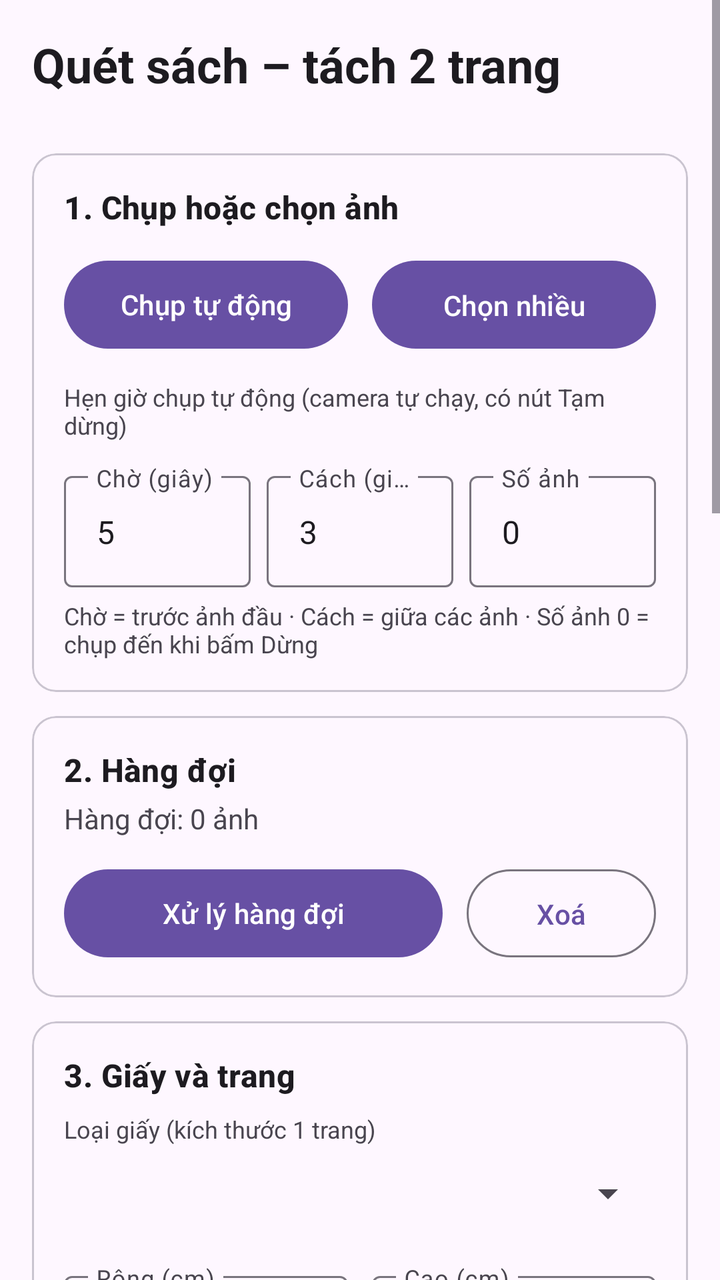
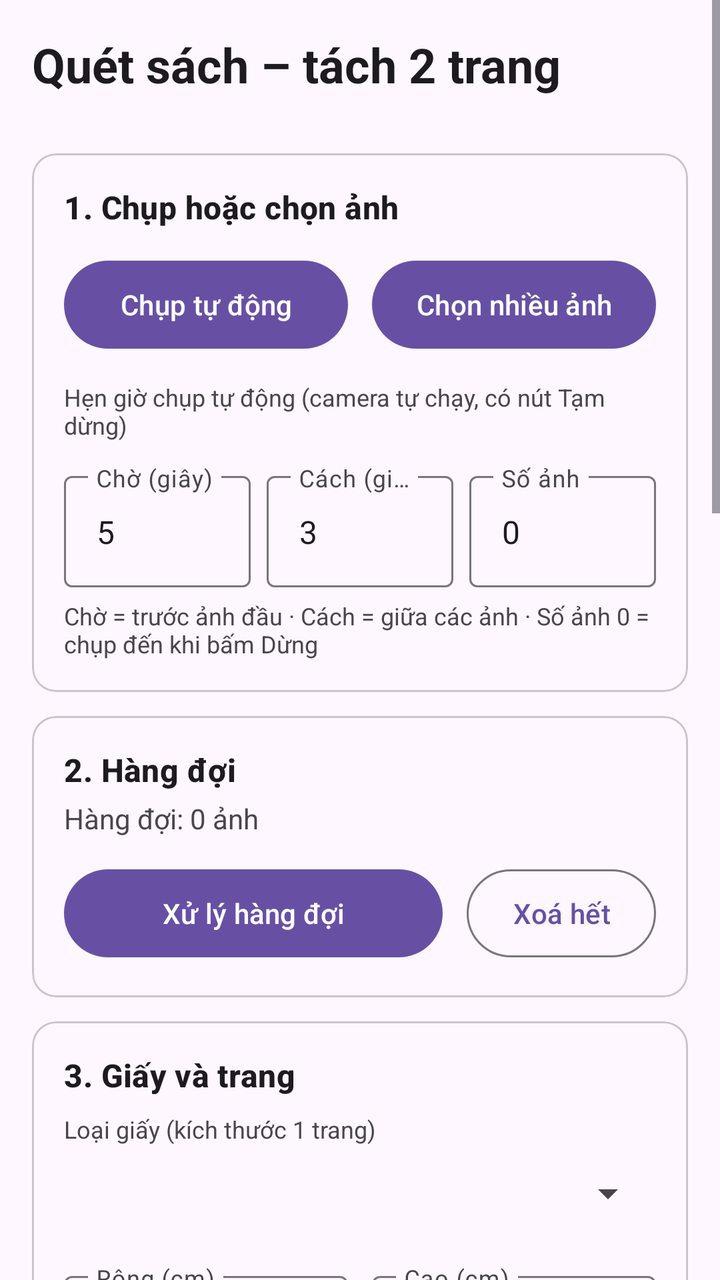

Screens rendered from an Android XML layout before and after an edit, with the pre-edit source and the edit as a unified diff.
<!-- AndroidManifest.xml: application theme Theme.BookScan -->
<!-- res/layout/activity_main.xml -->
<?xml version="1.0" encoding="utf-8"?>
<ScrollView xmlns:android="http://schemas.android.com/apk/res/android"
    android:layout_width="match_parent"
    android:layout_height="match_parent"
    android:fillViewport="true">

    <LinearLayout
        android:layout_width="match_parent"
        android:layout_height="wrap_content"
        android:orientation="vertical"
        android:padding="16dp">

        <TextView
            android:layout_width="match_parent"
            android:layout_height="wrap_content"
            android:text="Quét sách – tách 2 trang"
            android:textAppearance="?attr/textAppearanceHeadlineSmall"
            android:textStyle="bold" />

        <TextView
            android:id="@+id/tvVersion"
            android:layout_width="match_parent"
            android:layout_height="wrap_content"
            android:textColor="?attr/colorOnSurfaceVariant"
            android:textSize="12sp" />

        <com.google.android.material.card.MaterialCardView
            style="@style/Widget.Material3.CardView.Outlined"
            android:layout_width="match_parent"
            android:layout_height="wrap_content"
            android:layout_marginTop="12dp">

            <LinearLayout
                android:layout_width="match_parent"
                android:layout_height="wrap_content"
                android:orientation="vertical"
                android:padding="16dp">

                <TextView
                    android:layout_width="match_parent"
                    android:layout_height="wrap_content"
                    android:text="1. Chụp hoặc chọn ảnh"
                    android:textAppearance="?attr/textAppearanceTitleMedium"
                    android:textStyle="bold" />

            <LinearLayout
                android:layout_width="match_parent"
                android:layout_height="wrap_content"
                android:layout_marginTop="12dp"
                android:baselineAligned="false"
                android:orientation="horizontal">
                <Button
                    android:id="@+id/btnCamera"
                    style="@style/Widget.Material3.Button"
                    android:layout_width="0dp"
                    android:layout_height="52dp"
                    android:layout_weight="1"
                    android:layout_marginStart="0dp"
                    android:layout_marginEnd="6dp"
                    android:maxLines="1"
                    android:text="Chụp tự động"
                    android:textSize="14sp" />
                <Button
                    android:id="@+id/btnPick"
                    style="@style/Widget.Material3.Button"
                    android:layout_width="0dp"
                    android:layout_height="52dp"
                    android:layout_weight="1"
                    android:layout_marginStart="6dp"
                    android:layout_marginEnd="0dp"
                    android:maxLines="1"
                    android:text="Chọn nhiều ảnh"
                    android:textSize="14sp" />
            </LinearLayout>
            <TextView
                android:layout_width="match_parent"
                android:layout_height="wrap_content"
                android:layout_marginTop="12dp"
                android:text="Hẹn giờ chụp tự động (camera tự chạy, có nút Tạm dừng)"
                android:textColor="?attr/colorOnSurfaceVariant"
                android:textSize="12sp" />
            <LinearLayout
                android:layout_width="match_parent"
                android:layout_height="wrap_content"
                android:layout_marginTop="12dp"
                android:baselineAligned="false"
                android:orientation="horizontal">
                <com.google.android.material.textfield.TextInputLayout
                    style="@style/Widget.Material3.TextInputLayout.OutlinedBox"
                    android:layout_width="0dp"
                    android:layout_height="wrap_content"
                    android:layout_weight="1"
                    android:layout_marginStart="0dp"
                    android:layout_marginEnd="4dp"
                    android:hint="Chờ (giây)">

                    <com.google.android.material.textfield.TextInputEditText
                        android:id="@+id/etDelay"
                        android:layout_width="match_parent"
                        android:layout_height="wrap_content"
                        android:imeOptions="actionDone"
                        android:inputType="numberDecimal"
                        android:maxLines="1"
                        android:text="5" />
                </com.google.android.material.textfield.TextInputLayout>
                <com.google.android.material.textfield.TextInputLayout
                    style="@style/Widget.Material3.TextInputLayout.OutlinedBox"
                    android:layout_width="0dp"
                    android:layout_height="wrap_content"
                    android:layout_weight="1"
                    android:layout_marginStart="4dp"
                    android:layout_marginEnd="4dp"
                    android:hint="Cách (giây)">

                    <com.google.android.material.textfield.TextInputEditText
                        android:id="@+id/etInterval"
                        android:layout_width="match_parent"
                        android:layout_height="wrap_content"
                        android:imeOptions="actionDone"
                        android:inputType="numberDecimal"
                        android:maxLines="1"
                        android:text="3" />
                </com.google.android.material.textfield.TextInputLayout>
                <com.google.android.material.textfield.TextInputLayout
                    style="@style/Widget.Material3.TextInputLayout.OutlinedBox"
                    android:layout_width="0dp"
                    android:layout_height="wrap_content"
                    android:layout_weight="1"
                    android:layout_marginStart="4dp"
                    android:layout_marginEnd="0dp"
                    android:hint="Số ảnh">

                    <com.google.android.material.textfield.TextInputEditText
                        android:id="@+id/etCount"
                        android:layout_width="match_parent"
                        android:layout_height="wrap_content"
                        android:imeOptions="actionDone"
                        android:inputType="number"
                        android:maxLines="1"
                        android:text="0" />
                </com.google.android.material.textfield.TextInputLayout>
            </LinearLayout>
            <TextView
                android:layout_width="match_parent"
                android:layout_height="wrap_content"
                android:layout_marginTop="6dp"
                android:text="Chờ = trước ảnh đầu · Cách = giữa các ảnh · Số ảnh 0 = chụp đến khi bấm Dừng"
                android:textColor="?attr/colorOnSurfaceVariant"
                android:textSize="12sp" />
            </LinearLayout>
        </com.google.android.material.card.MaterialCardView>
        <com.google.android.material.card.MaterialCardView
            style="@style/Widget.Material3.CardView.Outlined"
            android:layout_width="match_parent"
            android:layout_height="wrap_content"
            android:layout_marginTop="12dp">

            <LinearLayout
                android:layout_width="match_parent"
                android:layout_height="wrap_content"
                android:orientation="vertical"
                android:padding="16dp">

                <TextView
                    android:layout_width="match_parent"
                    android:layout_height="wrap_content"
                    android:text="2. Hàng đợi"
                    android:textAppearance="?attr/textAppearanceTitleMedium"
                    android:textStyle="bold" />

            <TextView
                android:id="@+id/tvQueue"
                android:layout_width="match_parent"
                android:layout_height="wrap_content"
                android:layout_marginTop="4dp"
                android:text="Hàng đợi: 0 ảnh" />
            <LinearLayout
                android:layout_width="match_parent"
                android:layout_height="wrap_content"
                android:layout_marginTop="12dp"
                android:baselineAligned="false"
                android:orientation="horizontal">
                <Button
                    android:id="@+id/btnProcess"
                    style="@style/Widget.Material3.Button"
                    android:layout_width="0dp"
                    android:layout_height="52dp"
                    android:layout_weight="2"
                    android:layout_marginStart="0dp"
                    android:layout_marginEnd="6dp"
                    android:maxLines="1"
                    android:text="Xử lý hàng đợi"
                    android:textSize="14sp" />
                <Button
                    android:id="@+id/btnClear"
                    style="@style/Widget.Material3.Button.OutlinedButton"
                    android:layout_width="0dp"
                    android:layout_height="52dp"
                    android:layout_weight="1"
                    android:layout_marginStart="6dp"
                    android:layout_marginEnd="0dp"
                    android:maxLines="1"
                    android:text="Xoá hết"
                    android:textSize="14sp" />
            </LinearLayout>
            </LinearLayout>
        </com.google.android.material.card.MaterialCardView>
        <com.google.android.material.card.MaterialCardView
            style="@style/Widget.Material3.CardView.Outlined"
            android:layout_width="match_parent"
            android:layout_height="wrap_content"
            android:layout_marginTop="12dp">

            <LinearLayout
                android:layout_width="match_parent"
                android:layout_height="wrap_content"
                android:orientation="vertical"
                android:padding="16dp">

                <TextView
                    android:layout_width="match_parent"
                    android:layout_height="wrap_content"
                    android:text="3. Giấy và trang"
                    android:textAppearance="?attr/textAppearanceTitleMedium"
                    android:textStyle="bold" />

            <TextView
                android:layout_width="match_parent"
                android:layout_height="wrap_content"
                android:layout_marginTop="8dp"
                android:text="Loại giấy (kích thước 1 trang)"
                android:textColor="?attr/colorOnSurfaceVariant"
                android:textSize="12sp" />
            <Spinner
                android:id="@+id/spPaper"
                android:layout_width="match_parent"
                android:layout_height="48dp" />
            <LinearLayout
                android:layout_width="match_parent"
                android:layout_height="wrap_content"
                android:layout_marginTop="12dp"
                android:baselineAligned="false"
                android:orientation="horizontal">
                <com.google.android.material.textfield.TextInputLayout
                    style="@style/Widget.Material3.TextInputLayout.OutlinedBox"
                    android:layout_width="0dp"
                    android:layout_height="wrap_content"
                    android:layout_weight="1"
                    android:layout_marginStart="0dp"
                    android:layout_marginEnd="6dp"
                    android:hint="Rộng (cm)">

                    <com.google.android.material.textfield.TextInputEditText
                        android:id="@+id/etPageW"
                        android:layout_width="match_parent"
                        android:layout_height="wrap_content"
                        android:imeOptions="actionDone"
                        android:inputType="numberDecimal"
                        android:maxLines="1"
                        android:text="21" />
                </com.google.android.material.textfield.TextInputLayout>
                <com.google.android.material.textfield.TextInputLayout
                    style="@style/Widget.Material3.TextInputLayout.OutlinedBox"
                    android:layout_width="0dp"
                    android:layout_height="wrap_content"
                    android:layout_weight="1"
                    android:layout_marginStart="6dp"
                    android:layout_marginEnd="0dp"
                    android:hint="Cao (cm)">

                    <com.google.android.material.textfield.TextInputEditText
                        android:id="@+id/etPageH"
                        android:layout_width="match_parent"
                        android:layout_height="wrap_content"
                        android:imeOptions="actionDone"
                        android:inputType="numberDecimal"
                        android:maxLines="1"
                        android:text="29.7" />
                </com.google.android.material.textfield.TextInputLayout>
            </LinearLayout>
            <TextView
                android:id="@+id/tvSpread"
                android:layout_width="match_parent"
                android:layout_height="wrap_content"
                android:layout_marginTop="6dp"
                android:textColor="?attr/colorOnSurfaceVariant"
                android:textSize="12sp" />
            <TextView
                android:layout_width="match_parent"
                android:layout_height="wrap_content"
                android:layout_marginTop="12dp"
                android:text="Tách đôi trang"
                android:textColor="?attr/colorOnSurfaceVariant"
                android:textSize="12sp" />
            <Spinner
                android:id="@+id/spSplit"
                android:layout_width="match_parent"
                android:layout_height="48dp" />
            <TextView
                android:layout_width="match_parent"
                android:layout_height="wrap_content"
                android:layout_marginTop="12dp"
                android:text="Xoay ảnh trước khi xử lý (ảnh bị ngược/nghiêng)"
                android:textColor="?attr/colorOnSurfaceVariant"
                android:textSize="12sp" />
            <Spinner
                android:id="@+id/spRotate"
                android:layout_width="match_parent"
                android:layout_height="48dp" />
            <CheckBox
                android:id="@+id/cbCrop"
                android:layout_width="match_parent"
                android:layout_height="wrap_content"
                android:checked="true"
                android:text="Tự phát hiện viền sách và nắn phẳng" />
            <CheckBox
                android:id="@+id/cbCurve"
                android:layout_width="match_parent"
                android:layout_height="wrap_content"
                android:checked="true"
                android:text="Nắn cong theo mép giấy (trang cong lên/xuống)" />
            <TextView
                android:layout_width="match_parent"
                android:layout_height="wrap_content"
                android:layout_marginTop="8dp"
                android:text="Hiệu chuẩn nền / giấy / chữ" />
            <Spinner
                android:id="@+id/spCalib"
                android:layout_width="match_parent"
                android:layout_height="48dp" />
            <Button
                android:id="@+id/btnCalib"
                style="@style/Widget.Material3.Button.OutlinedButton"
                android:layout_width="match_parent"
                android:layout_height="52dp"
                android:text="Chọn ảnh mẫu &amp; vùng nền/giấy/chữ…" />
            <TextView
                android:id="@+id/tvCalib"
                android:layout_width="match_parent"
                android:layout_height="wrap_content"
                android:textSize="12sp" />
            <CheckBox
                android:id="@+id/cbDeskew"
                android:layout_width="match_parent"
                android:layout_height="wrap_content"
                android:checked="true"
                android:text="Tự chỉnh nghiêng dòng chữ" />
            </LinearLayout>
        </com.google.android.material.card.MaterialCardView>
        <com.google.android.material.card.MaterialCardView
            style="@style/Widget.Material3.CardView.Outlined"
            android:layout_width="match_parent"
            android:layout_height="wrap_content"
            android:layout_marginTop="12dp">

            <LinearLayout
                android:layout_width="match_parent"
                android:layout_height="wrap_content"
                android:orientation="vertical"
                android:padding="16dp">

                <TextView
                    android:layout_width="match_parent"
                    android:layout_height="wrap_content"
                    android:text="4. Ảnh kết quả"
                    android:textAppearance="?attr/textAppearanceTitleMedium"
                    android:textStyle="bold" />

            <TextView
                android:layout_width="match_parent"
                android:layout_height="wrap_content"
                android:layout_marginTop="8dp"
                android:text="Loại ảnh lưu"
                android:textColor="?attr/colorOnSurfaceVariant"
                android:textSize="12sp" />
            <Spinner
                android:id="@+id/spOutput"
                android:layout_width="match_parent"
                android:layout_height="48dp" />
            <LinearLayout
                android:id="@+id/inkBox"
                android:layout_width="match_parent"
                android:layout_height="wrap_content"
                android:layout_marginTop="8dp"
                android:orientation="vertical">

                <TextView
                    android:id="@+id/tvInk"
                    android:layout_width="match_parent"
                    android:layout_height="wrap_content"
                    android:text="Độ đậm đen trắng: +5%" />

                <SeekBar
                    android:id="@+id/sbInk"
                    android:layout_width="match_parent"
                    android:layout_height="wrap_content"
                    android:max="30"
                    android:progress="5" />
            </LinearLayout>
            <LinearLayout
                android:layout_width="match_parent"
                android:layout_height="wrap_content"
                android:layout_marginTop="12dp"
                android:baselineAligned="false"
                android:orientation="horizontal">
                <com.google.android.material.textfield.TextInputLayout
                    style="@style/Widget.Material3.TextInputLayout.OutlinedBox"
                    android:layout_width="match_parent"
                    android:layout_height="wrap_content"
                    android:layout_weight="0"
                    android:layout_marginStart="0dp"
                    android:layout_marginEnd="0dp"
                    android:hint="Lề dư quanh nội dung (cm)">

                    <com.google.android.material.textfield.TextInputEditText
                        android:id="@+id/etMargin"
                        android:layout_width="match_parent"
                        android:layout_height="wrap_content"
                        android:imeOptions="actionDone"
                        android:inputType="numberDecimal"
                        android:maxLines="1"
                        android:text="0.5" />
                </com.google.android.material.textfield.TextInputLayout>
            </LinearLayout>
            <CheckBox
                android:id="@+id/cbMerge"
                android:layout_width="match_parent"
                android:layout_height="wrap_content"
                android:checked="false"
                android:text="Ghép 2 trang thành 1 ảnh" />
            </LinearLayout>
        </com.google.android.material.card.MaterialCardView>

        <Button
            android:id="@+id/btnPdf"
            style="@style/Widget.Material3.Button.TonalButton"
            android:layout_width="match_parent"
            android:layout_height="52dp"
            android:layout_marginTop="16dp"
            android:text="Gộp các trang đã quét thành PDF" />

        <ProgressBar
            android:id="@+id/progress"
            style="?android:attr/progressBarStyleHorizontal"
            android:layout_width="match_parent"
            android:layout_height="wrap_content"
            android:layout_marginTop="8dp"
            android:indeterminate="true"
            android:visibility="gone" />

        <TextView
            android:id="@+id/tvStatus"
            android:layout_width="match_parent"
            android:layout_height="wrap_content"
            android:layout_marginTop="8dp"
            android:text="Ảnh lưu tại Pictures/BookScanner" />

        <LinearLayout
            android:id="@+id/results"
            android:layout_width="match_parent"
            android:layout_height="wrap_content"
            android:layout_marginTop="8dp"
            android:orientation="vertical" />
    </LinearLayout>
</ScrollView>
<!-- resources referenced by this layout -->
<resources>
  <style name="Theme.BookScan" parent="Theme.Material3.Light.NoActionBar" />
</resources>

<!-- the commit's change to res/layout/activity_main.xml (unified diff, before → after) -->
@@ -50,25 +50,31 @@
                 android:baselineAligned="false"
                 android:orientation="horizontal">
                 <Button
+                    android:paddingStart="8dp"
+                    android:paddingEnd="8dp"
                     android:id="@+id/btnCamera"
                     style="@style/Widget.Material3.Button"
                     android:layout_width="0dp"
-                    android:layout_height="52dp"
+                    android:layout_height="wrap_content"
+                    android:minHeight="52dp"
                     android:layout_weight="1"
                     android:layout_marginStart="0dp"
                     android:layout_marginEnd="6dp"
-                    android:maxLines="1"
+                    android:maxLines="2"
                     android:text="Chụp tự động"
                     android:textSize="14sp" />
                 <Button
+                    android:paddingStart="8dp"
+                    android:paddingEnd="8dp"
                     android:id="@+id/btnPick"
                     style="@style/Widget.Material3.Button"
                     android:layout_width="0dp"
-                    android:layout_height="52dp"
+                    android:layout_height="wrap_content"
+                    android:minHeight="52dp"
                     android:layout_weight="1"
                     android:layout_marginStart="6dp"
                     android:layout_marginEnd="0dp"
-                    android:maxLines="1"
+                    android:maxLines="2"
                     android:text="Chọn nhiều ảnh"
                     android:textSize="14sp" />
             </LinearLayout>
@@ -181,25 +187,31 @@
                 android:baselineAligned="false"
                 android:orientation="horizontal">
                 <Button
+                    android:paddingStart="8dp"
+                    android:paddingEnd="8dp"
                     android:id="@+id/btnProcess"
                     style="@style/Widget.Material3.Button"
                     android:layout_width="0dp"
-                    android:layout_height="52dp"
+                    android:layout_height="wrap_content"
+                    android:minHeight="52dp"
                     android:layout_weight="2"
                     android:layout_marginStart="0dp"
                     android:layout_marginEnd="6dp"
-                    android:maxLines="1"
+                    android:maxLines="2"
                     android:text="Xử lý hàng đợi"
                     android:textSize="14sp" />
                 <Button
+                    android:paddingStart="8dp"
+                    android:paddingEnd="8dp"
                     android:id="@+id/btnClear"
                     style="@style/Widget.Material3.Button.OutlinedButton"
                     android:layout_width="0dp"
-                    android:layout_height="52dp"
+                    android:layout_height="wrap_content"
+                    android:minHeight="52dp"
                     android:layout_weight="1"
                     android:layout_marginStart="6dp"
                     android:layout_marginEnd="0dp"
-                    android:maxLines="1"
+                    android:maxLines="2"
                     android:text="Xoá hết"
                     android:textSize="14sp" />
             </LinearLayout>
